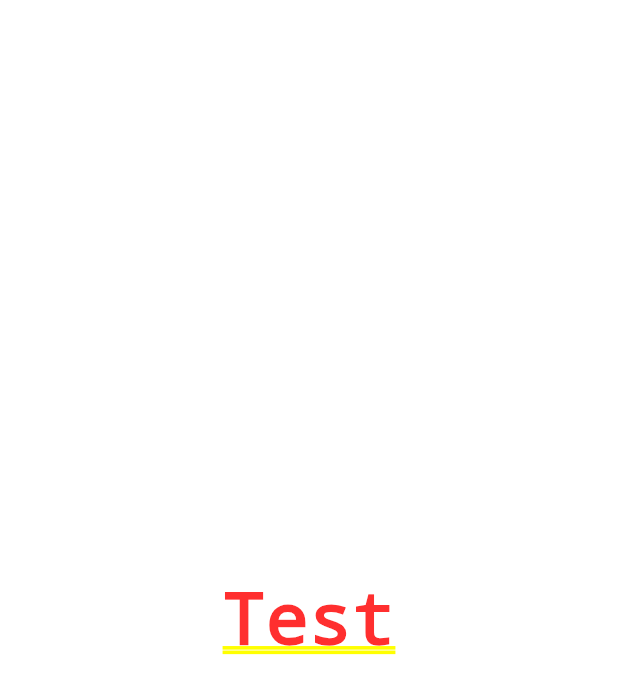
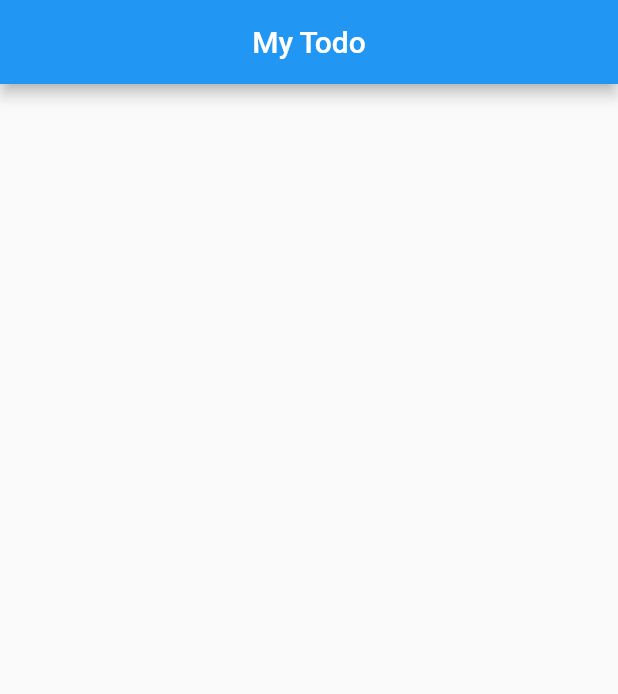
Before and after one commit to mazedul-ru-cse/flutter-todo-app, a Flutter app: the screen it shows after launch, on a phone screen of 412 x 824 dp. Shown: the top 694 px of the screen. Run offline on Flutter 3.47's test engine with Material 2 defaults, Android fonts, the phone set to English and light mode, and no system bars; our stand-ins replace get, sqflite; accounts and stored records are empty.

```diff
--- a/lib/main.dart
+++ b/lib/main.dart
@@ -1,4 +1,5 @@
 import 'package:flutter/material.dart';
+import 'package:get/get.dart';
 import 'package:todo/screen/home_screen.dart';
 
 void main() {
@@ -11,15 +12,7 @@ class MyApp extends StatelessWidget {
   // This widget is the root of your application.
   @override
   Widget build(BuildContext context) {
-    return MaterialApp(
-      debugShowCheckedModeBanner: false,
-      title: 'Flutter Demo',
-      theme: ThemeData(
-
-        colorScheme: ColorScheme.fromSeed(seedColor: Colors.deepPurple),
-        useMaterial3: true,
-      ),
-      home: const HomeScreen()
-    );
+    return GetMaterialApp(
+        debugShowCheckedModeBanner: false, home: const HomeScreen());
   }
 }
--- a/lib/screen/home_screen.dart
+++ b/lib/screen/home_screen.dart
@@ -10,7 +10,21 @@ class HomeScreen extends StatefulWidget {
 class _HomeScreenState extends State<HomeScreen> {
   @override
   Widget build(BuildContext context) {
+    return Scaffold(
+      appBar: AppBar(
+        title: Text("My Todo"),
+        centerTitle: true,
+      ),
+      body: getBody(),
+    );
+  }
 
-    return Center(child: Text("Test"));
+  Widget getBody() {
+    return Container(
+      margin: const EdgeInsets.all(10),
+      child: Column(
+        mainAxisAlignment: MainAxisAlignment.center,
+      ),
+    );
   }
 }
```
Also changed, not shown: lib/database/BDHandler.dart (added, +74 -0 lines), pubspec.yaml (+7 -0 lines), pubspec.lock, 1 other file.
